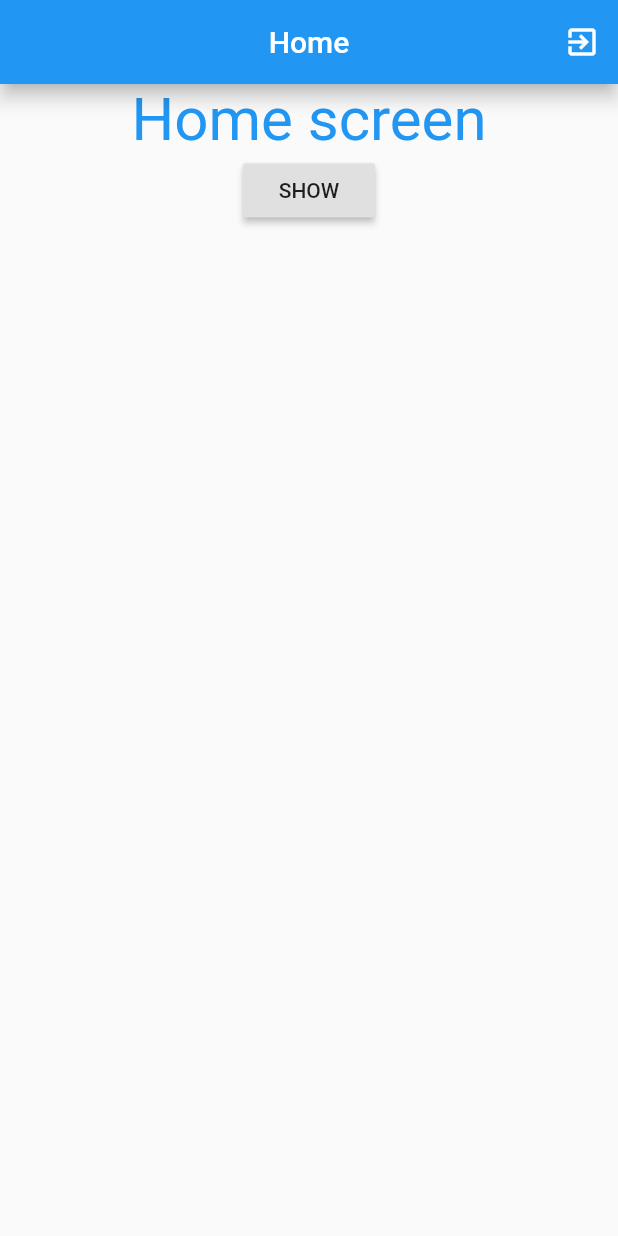
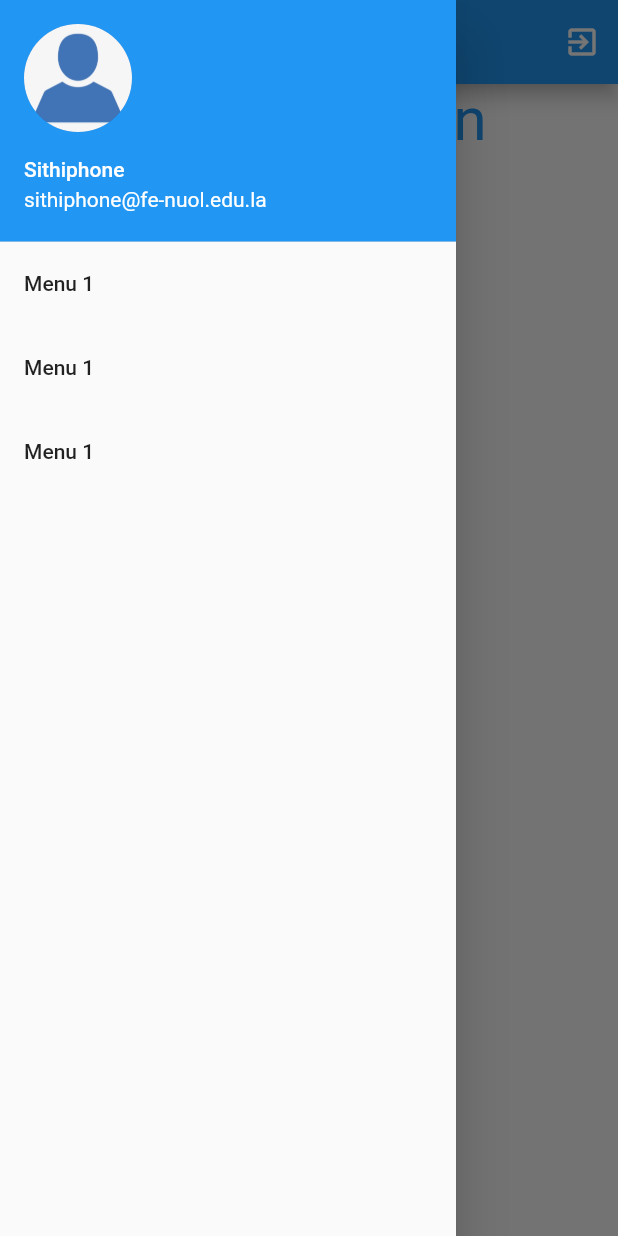
Before and after one commit to sithiphone/moic_firebase_app, a Flutter app: the Home screen opened directly, with the side drawer open (before the commit the screen has no drawer), on a phone screen of 412 x 824 dp. Run offline on Flutter 3.47's test engine with Material 2 defaults, Android fonts, the phone set to English and light mode, and no system bars; our stand-ins replace cloud_firestore, firebase_auth, firebase_storage, image_picker, modal_progress_hud; accounts and stored records are empty.

Commit message:
Drawer menu

```diff
--- a/lib/screens/home.dart
+++ b/lib/screens/home.dart
@@ -51,6 +51,34 @@ class _HomeState extends State<Home> {
           ],
         ),
       ),
+      drawer: Drawer(
+        child: ListView(
+          padding: EdgeInsets.zero,
+          children: [
+            UserAccountsDrawerHeader(
+              margin: EdgeInsets.all(0.0),
+              accountName: Text("Sithiphone"),
+              accountEmail: Text("sithiphone@fe-nuol.edu.la"),
+              currentAccountPicture: CircleAvatar(
+                backgroundImage: AssetImage("assets/person.png"),
+              ),
+            ),
+            ListTile(
+              title: Text("Menu 1"),
+              onTap: (){},
+            ),
+            ListTile(
+              title: Text("Menu 1"),
+              onTap: (){},
+            ),
+            ListTile(
+              title: Text("Menu 1"),
+              onTap: (){},
+            ),
+
+          ],
+        ),
+      ),
     );
   }
 
```
